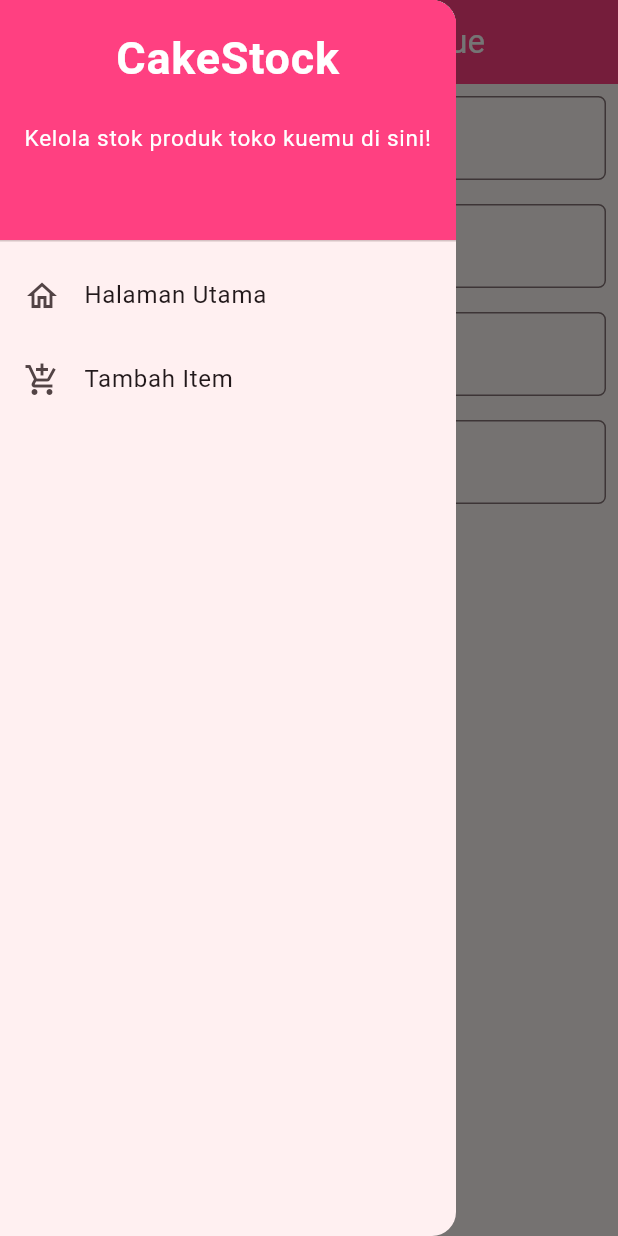
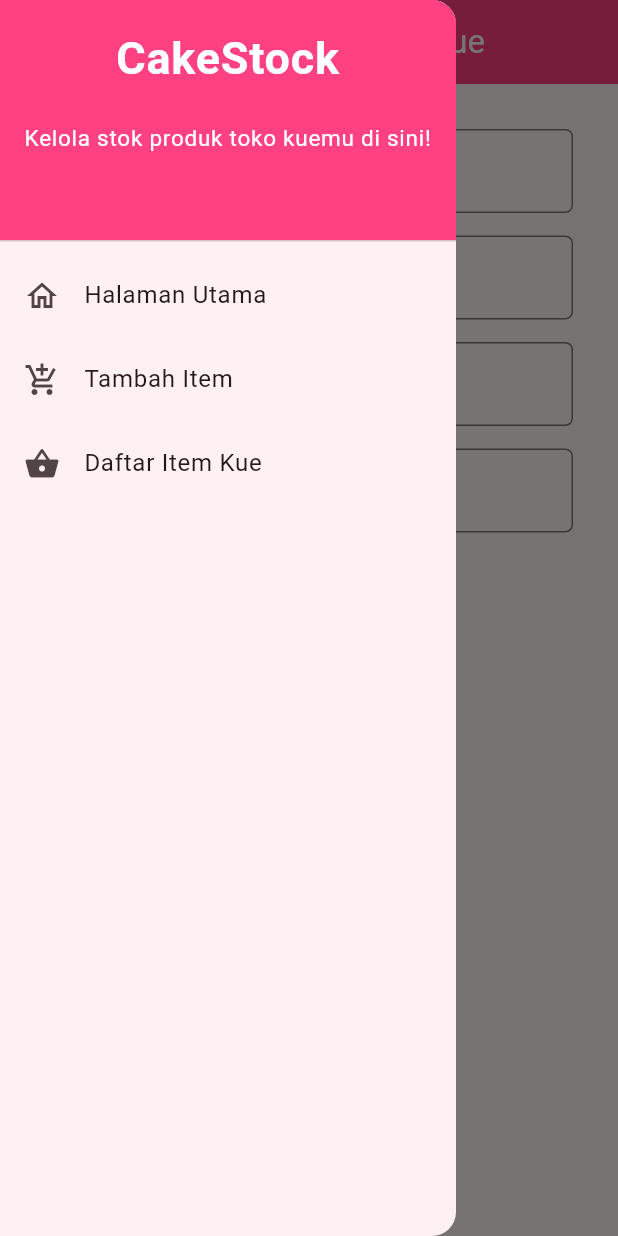
Before and after one commit to lucindalaurent/cakestock-mobile, a Flutter app: the CakeFormPage screen opened directly, with the side drawer open, on a phone screen of 412 x 824 dp. Run offline on Flutter 3.47's test engine with Material 2 defaults, Android fonts, the phone set to English and light mode, and no system bars; missing offline and left inert: pbp_django_auth.

Commit message:
temp submit

```diff
--- /dev/null
+++ b/lib/models/item.dart
@@ -0,0 +1,67 @@
+// To parse this JSON data, do
+//
+//     final item = itemFromJson(jsonString);
+
+import 'dart:convert';
+
+List<Item> itemFromJson(String str) =>
+    List<Item>.from(json.decode(str).map((x) => Item.fromJson(x)));
+
+String itemToJson(List<Item> data) =>
+    json.encode(List<dynamic>.from(data.map((x) => x.toJson())));
+
+class Item {
+  String model;
+  int pk;
+  Fields fields;
+
+  Item({
+    required this.model,
+    required this.pk,
+    required this.fields,
+  });
+
+  factory Item.fromJson(Map<String, dynamic> json) => Item(
+        model: json["model"],
+        pk: json["pk"],
+        fields: Fields.fromJson(json["fields"]),
+      );
+
+  Map<String, dynamic> toJson() => {
+        "model": model,
+        "pk": pk,
+        "fields": fields.toJson(),
+      };
+}
+
+class Fields {
+  String name;
+  int amount;
+  String description;
+  int price;
+  int user;
+
+  Fields({
+    required this.name,
+    required this.amount,
+    required this.description,
+    required this.price,
+    required this.user,
+  });
+
+  factory Fields.fromJson(Map<String, dynamic> json) => Fields(
+        name: json["name"],
+        amount: json["amount"],
+        description: json["description"],
+        price: json["price"],
+        user: json["user"],
+      );
+
+  Map<String, dynamic> toJson() => {
+        "name": name,
+        "amount": amount,
+        "description": description,
+        "price": price,
+        "user": user,
+      };
+}
--- a/lib/screens/addcake_form.dart
+++ b/lib/screens/addcake_form.dart
@@ -1,5 +1,9 @@
 import 'package:flutter/material.dart';
 import 'package:cakestock/widgets/left_drawer.dart';
+import 'package:provider/provider.dart';
+import 'package:pbp_django_auth/pbp_django_auth.dart';
+import 'dart:convert';
+import 'package:cakestock/screens/menu.dart';
 
 class CakeFormPage extends StatefulWidget {
   const CakeFormPage({super.key});
@@ -17,6 +21,7 @@
 
   @override
   Widget build(BuildContext context) {
+    final request = context.watch<CookieRequest>();
     return Scaffold(
         appBar: AppBar(
           title: const Center(
@@ -34,7 +39,8 @@
             child:
                 Column(crossAxisAlignment: CrossAxisAlignment.start, children: [
               Padding(
-                padding: const EdgeInsets.all(8.0),
+                padding: const EdgeInsets.only(
+                    left: 30.0, right: 30.0, top: 30.0, bottom: 15.0),
                 child: TextFormField(
                   decoration: InputDecoration(
                     hintText: "Nama Kue",
@@ -60,7 +66,8 @@
                 ),
               ),
               Padding(
-                padding: const EdgeInsets.all(8.0),
+                padding: const EdgeInsets.only(
+                    left: 30.0, right: 30.0, top: 0.0, bottom: 15.0),
                 child: TextFormField(
                   decoration: InputDecoration(
                     hintText: "Jumlah",
@@ -86,7 +93,8 @@
                 ),
               ),
               Padding(
-                padding: const EdgeInsets.all(8.0),
+                padding: const EdgeInsets.only(
+                    left: 30.0, right: 30.0, top: 0.0, bottom: 15.0),
                 child: TextFormField(
                   decoration: InputDecoration(
                     hintText: "Deskripsi",
@@ -112,7 +120,8 @@
                 ),
               ),
               Padding(
-                padding: const EdgeInsets.all(8.0),
+                padding: const EdgeInsets.only(
+                    left: 30.0, right: 30.0, top: 0.0, bottom: 15.0),
                 child: TextFormField(
                   decoration: InputDecoration(
                     hintText: "Harga",
@@ -140,49 +149,46 @@
               Align(
                 alignment: Alignment.bottomCenter,
                 child: Padding(
-                  padding: const EdgeInsets.all(8.0),
+                  padding: const EdgeInsets.all(30.0),
                   child: ElevatedButton(
                     style: ButtonStyle(
                       backgroundColor:
                           MaterialStateProperty.all(Colors.pinkAccent),
                     ),
-                    onPressed: () {
+                    onPressed: () async {
                       if (_formKey.currentState!.validate()) {
-                        showDialog(
-                          context: context,
-                          builder: (context) {
-                            return AlertDialog(
-                              title:
-                                  const Text('Kue baru berhasil ditambahkan'),
-                              content: SingleChildScrollView(
-                                child: Column(
-                                  crossAxisAlignment: CrossAxisAlignment.start,
-                                  children: [
-                                    Text('Jenis kue: $_name'),
-                                    Text('Jumlah: $_amount'),
-                                    Text('Deskripsi: $_description'),
-                                    Text('Harga: $_price'),
-                                  ],
-                                ),
-                              ),
-                              actions: [
-                                TextButton(
-                                  child: const Text('OK'),
-                                  onPressed: () {
-                                    Navigator.pop(context);
-                                  },
-                                ),
-                              ],
-                            );
-                          },
-                        );
-                        //pindah sini biar pesan tulisan "harga tidak kosong", dll. muncul
-                        _formKey.currentState!.reset();
+                        // Kirim ke Django dan tunggu respons
+                        // TODO: Ganti URL dan jangan lupa tambahkan trailing slash (/) di akhir URL!
+                        final response = await request.postJson(
+                            "https://lucinda-laurent-tugas.pbp.cs.ui.ac.id/create-flutter/",
+                            jsonEncode(<String, String>{
+                              'name': _name,
+                              'price': _price.toString(),
+                              'description': _description,
+                              'amount': _amount.toString(),
+                            }));
+                        if (response['status'] == 'success') {
+                          ScaffoldMessenger.of(context)
+                              .showSnackBar(const SnackBar(
+                            content: Text("Produk baru berhasil disimpan!"),
+                          ));
+                          Navigator.pushReplacement(
+                            context,
+                            MaterialPageRoute(
+                                builder: (context) => MyHomePage()),
+                          );
+                        } else {
+                          ScaffoldMessenger.of(context)
+                              .showSnackBar(const SnackBar(
+                            content:
+                                Text("Terdapat kesalahan, silakan coba lagi."),
+                          ));
+                        }
                       }
                     },
                     child: const Text(
                       "Save",
-                      style: TextStyle(color: Colors.white),
+                      style: TextStyle(color: Colors.white, fontSize: 20),
                     ),
                   ),
                 ),
--- a/lib/widgets/left_drawer.dart
+++ b/lib/widgets/left_drawer.dart
@@ -1,6 +1,7 @@
 import 'package:flutter/material.dart';
 import 'package:cakestock/screens/menu.dart';
 import 'package:cakestock/screens/addcake_form.dart';
+import 'package:cakestock/screens/list_item.dart';
 
 class LeftDrawer extends StatelessWidget {
   const LeftDrawer({super.key});
@@ -64,6 +65,17 @@
                   ));
             },
           ),
+          ListTile(
+            leading: const Icon(Icons.shopping_basket),
+            title: const Text('Daftar Item Kue'),
+            onTap: () {
+              // Route menu ke halaman produk
+              Navigator.push(
+                context,
+                MaterialPageRoute(builder: (context) => const ItemPage()),
+              );
+            },
+          ),
         ],
       ),
     );
--- a/pubspec.yaml
+++ b/pubspec.yaml
@@ -35,6 +35,9 @@
   # The following adds the Cupertino Icons font to your application.
   # Use with the CupertinoIcons class for iOS style icons.
   cupertino_icons: ^1.0.2
+  provider: ^6.1.1
+  pbp_django_auth: ^0.4.0
+  http: ^1.1.0
 
 dev_dependencies:
   flutter_test:
```
Also changed, not shown: lib/main.dart (+15 -16 lines), lib/screens/detail_item.dart (added, +61 -0 lines), lib/screens/list_item.dart (added, +121 -0 lines), lib/screens/login.dart (added, +151 -0 lines), lib/screens/user_item.dart (added, +101 -0 lines), lib/widgets/shop_card.dart (+28 -1 lines), pubspec.lock, 3 other files.
